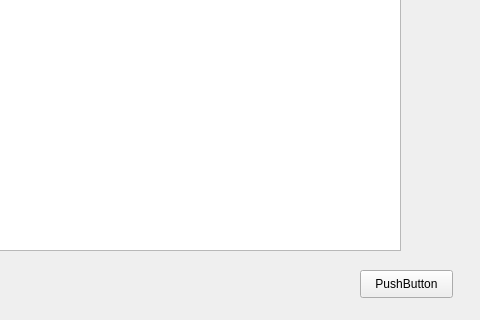
The window that item/intelligent_community/news.ui (hewei-bit/QT-Learing) describes before a commit, drawn with Qt 5; both pictures show x 320 to 800 and y 160 to 480 of the 800 by 480 pixel window.
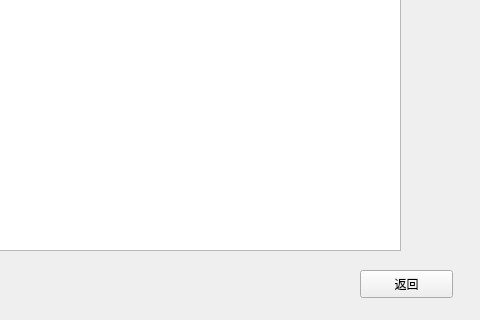
The same window after the commit.

```diff
--- a/item/intelligent_community/news.ui
+++ b/item/intelligent_community/news.ui
@@ -34,7 +34,7 @@
      </rect>
     </property>
     <property name="text">
-     <string>PushButton</string>
+     <string>返回</string>
     </property>
    </widget>
   </widget>
```
